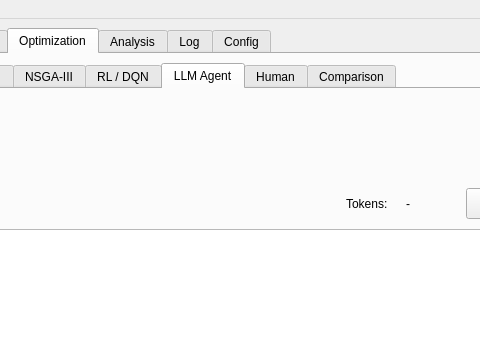
The window that src/arise_project/gui/source/main_window.ui (mbsa-tud/ARISE) describes before a commit, drawn with Qt 5; both pictures show x 285 to 765 and y 0 to 363 of the 1000 by 700 pixel window.
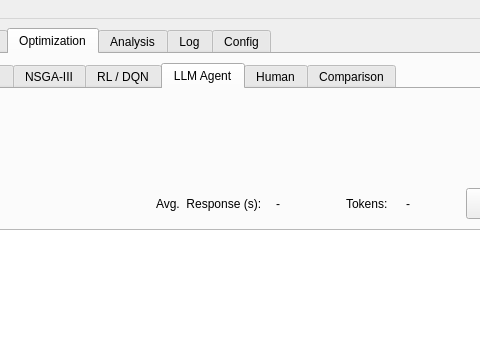
The same window after the commit. The open tabs and pages were chosen to show the change.

Diff of the .ui file:
```diff
--- a/src/arise_project/gui/source/main_window.ui
+++ b/src/arise_project/gui/source/main_window.ui
@@ -4002,6 +4002,32 @@
                 <string>Tokens:</string>
                </property>
               </widget>
+              <widget class="QLabel" name="label_opt_llm_agent_avg_response_title">
+               <property name="geometry">
+                <rect>
+                 <x>410</x>
+                 <y>90</y>
+                 <width>111</width>
+                 <height>31</height>
+                </rect>
+               </property>
+               <property name="text">
+                <string>Avg.  Response (s):</string>
+               </property>
+              </widget>
+              <widget class="QLabel" name="label_opt_llm_agent_avg_response">
+               <property name="geometry">
+                <rect>
+                 <x>530</x>
+                 <y>90</y>
+                 <width>49</width>
+                 <height>31</height>
+                </rect>
+               </property>
+               <property name="text">
+                <string>-</string>
+               </property>
+              </widget>
              </widget>
             </item>
             <item>
```
